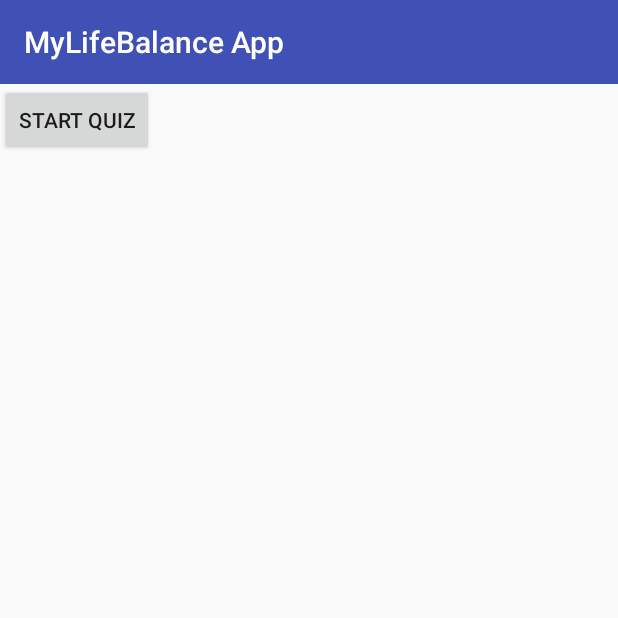
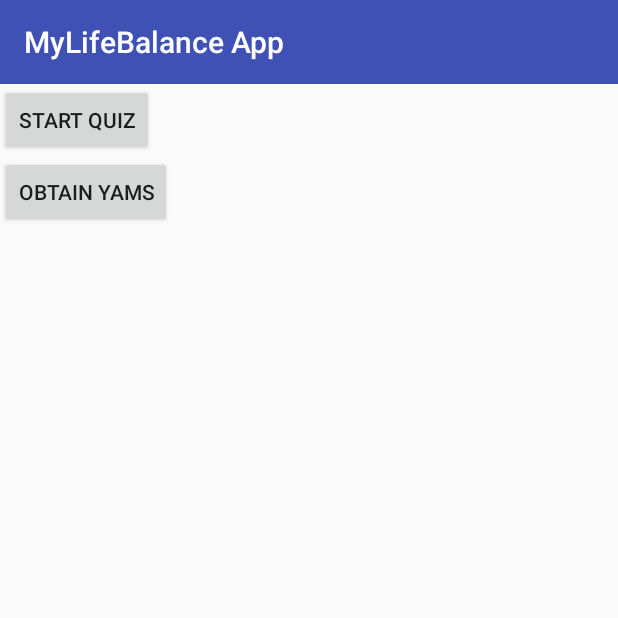
Before and after one commit to jagoly/YamsMLB, an Android app: the screen it shows after launch (MainActivity), on a phone screen of 412 x 824 dp, the top half of it. Run offline under Robolectric (Android 15) with nearby library versions, the phone set to English and light mode, and no system bars.

Commit message:
added yams

```diff
--- a/app/src/main/res/layout/activity_main.xml
+++ b/app/src/main/res/layout/activity_main.xml
@@ -29,4 +29,13 @@
         android:onClick="doStartQuiz"
         android:text="Start Quiz" />
 
+    <Button
+        android:id="@+id/delicious_yammy_button"
+        android:layout_width="wrap_content"
+        android:layout_height="wrap_content"
+        android:layout_centerHorizontal="true"
+        android:layout_centerVertical="true"
+        android:onClick="doStartQuiz"
+        android:text="Obtain Yams" />
+
 </LinearLayout>
```
